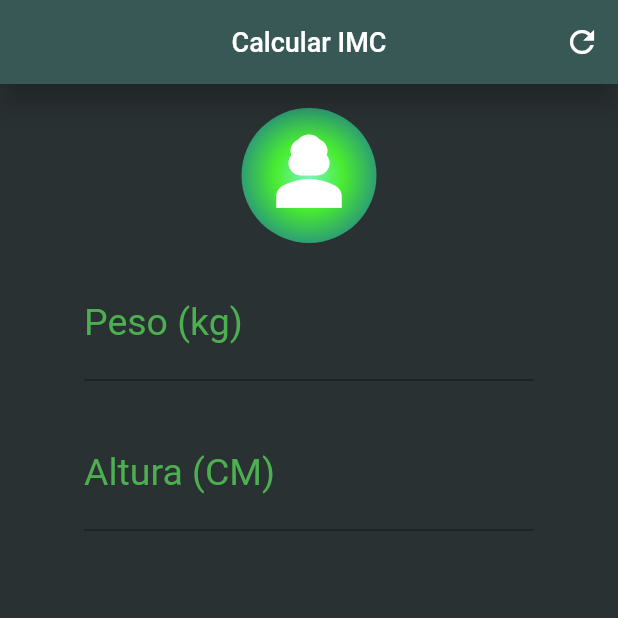
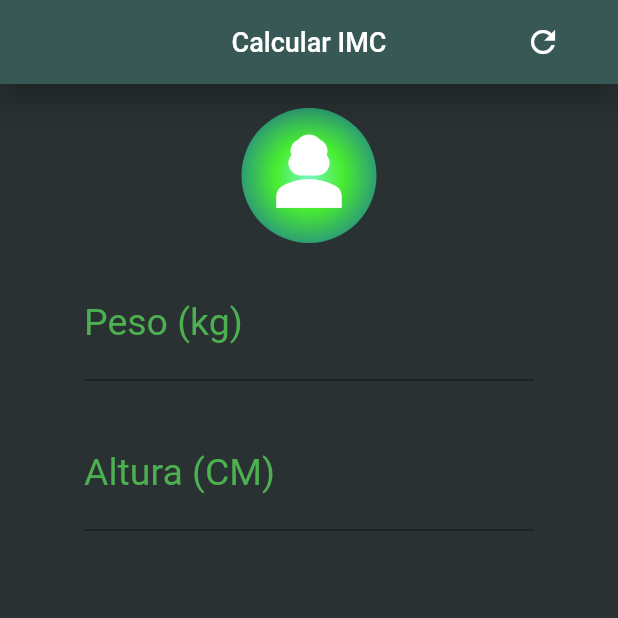
Before and after one commit to feandr/dio-lab-desafio-calculadora-de-imc-flutter, a Flutter app: the screen it shows after launch, on a phone screen of 412 x 824 dp, the top half of it. Run offline on Flutter 3.47's test engine with Material 2 defaults, Android fonts, the phone set to English and light mode, and no system bars.

Commit message:
teste git push

```diff
--- a/lib/widgets/custom_app_bar.dart
+++ b/lib/widgets/custom_app_bar.dart
@@ -13,12 +13,18 @@ class CustomAppBar extends StatelessWidget implements PreferredSizeWidget {
       centerTitle: true,
       backgroundColor: const Color.fromARGB(255, 55, 88, 85),
       actions: <Widget>[
-        IconButton(
-          icon: const Icon(Icons.refresh),
-          onPressed: onReset,
+
+
+        Container(
+          width: 100,
+          child: IconButton(
+            icon: const Icon(Icons.refresh),
+            onPressed: onReset,
+          ),
         ),
       ],
     );
+
   }
 
   @override
```
